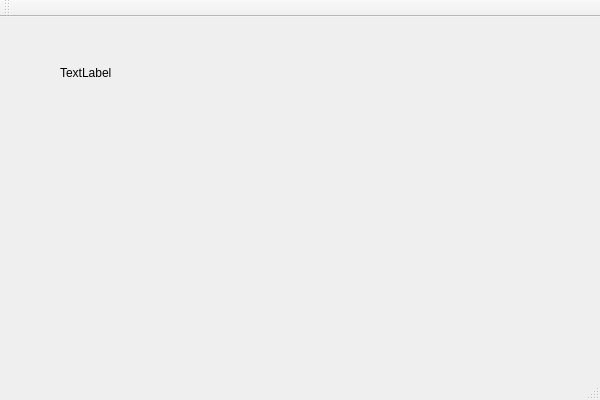
Old version of the form CX.ui in the repository dairumuyv/CX.
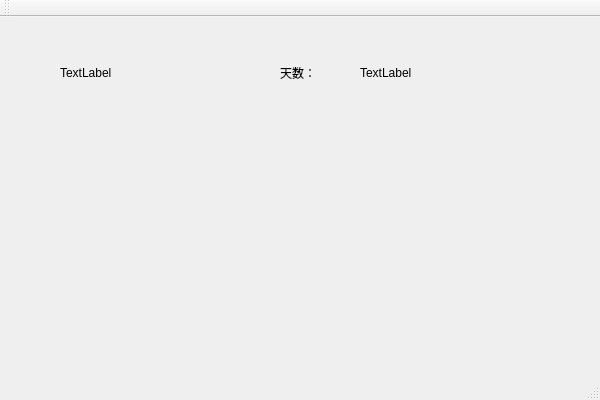
New version of the form.

Diff of the .ui file:
```diff
--- a/CX.ui
+++ b/CX.ui
@@ -27,6 +27,32 @@
      <string>TextLabel</string>
     </property>
    </widget>
+   <widget class="QLabel" name="label_2">
+    <property name="geometry">
+     <rect>
+      <x>280</x>
+      <y>50</y>
+      <width>54</width>
+      <height>12</height>
+     </rect>
+    </property>
+    <property name="text">
+     <string>天数：</string>
+    </property>
+   </widget>
+   <widget class="QLabel" name="label_3">
+    <property name="geometry">
+     <rect>
+      <x>360</x>
+      <y>50</y>
+      <width>54</width>
+      <height>12</height>
+     </rect>
+    </property>
+    <property name="text">
+     <string>TextLabel</string>
+    </property>
+   </widget>
   </widget>
   <widget class="QMenuBar" name="menuBar">
    <property name="geometry">
```
